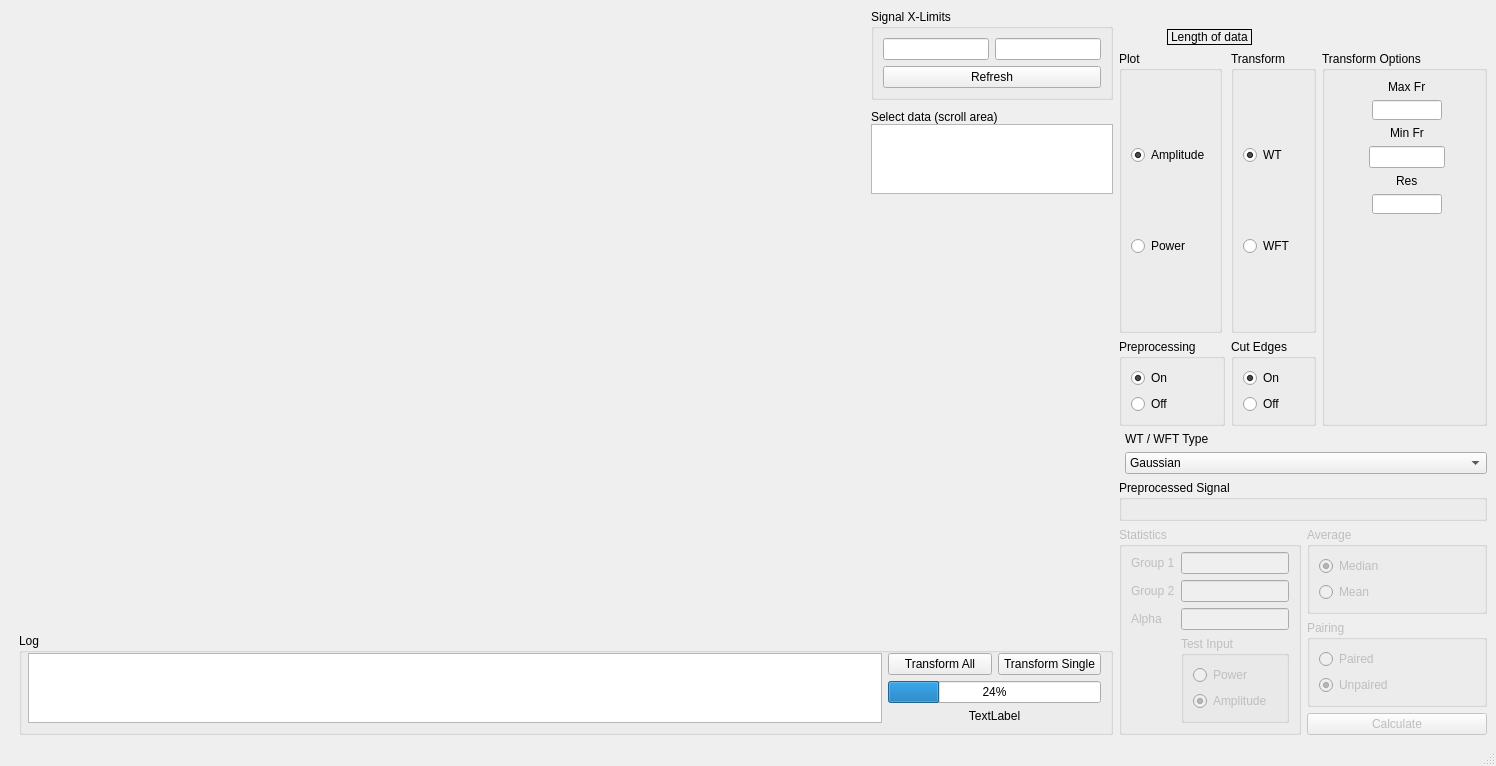
First picture: the form in res/layout/window_time_freq.ui, repository luphysics/PyMODA, before the edit.
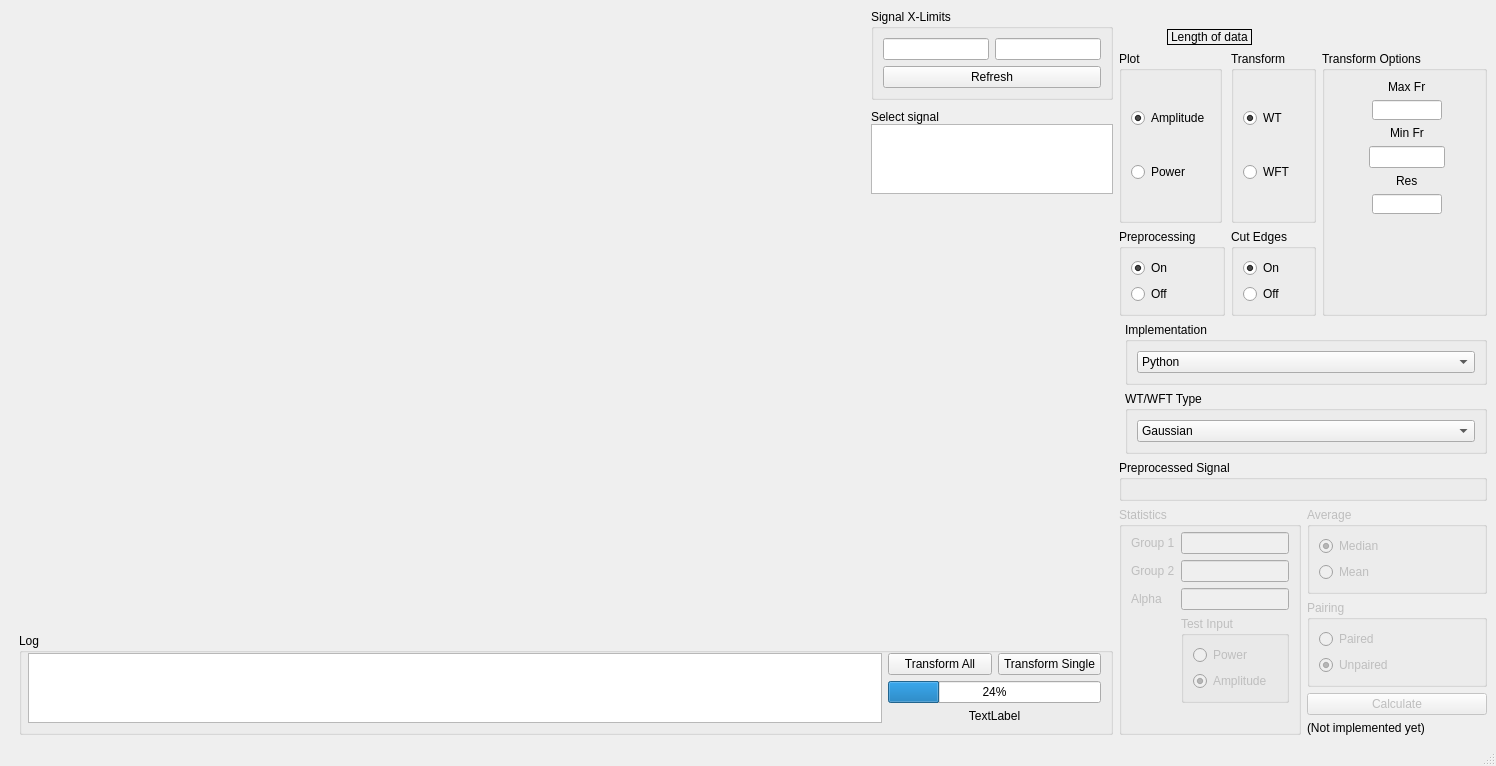
Second picture: the form after the edit. Custom widgets are drawn as their Qt base class.

Commit message: Add option to choose Python or Matlab impl in TFWindow

```diff
--- a/res/layout/window_time_freq.ui
+++ b/res/layout/window_time_freq.ui
@@ -54,7 +54,7 @@
               <item>
                <widget class="QLabel" name="label_2">
                 <property name="text">
-                 <string>Select data (scroll area)</string>
+                 <string>Select signal</string>
                 </property>
                </widget>
               </item>
@@ -281,16 +281,6 @@
             </item>
             <item row="1" column="1">
              <layout class="QGridLayout" name="gridLayout_9">
-              <item row="3" column="0">
-               <widget class="QPushButton" name="btn_stats">
-                <property name="enabled">
-                 <bool>false</bool>
-                </property>
-                <property name="text">
-                 <string>Calculate</string>
-                </property>
-               </widget>
-              </item>
               <item row="0" column="0">
                <widget class="QGroupBox" name="groupBox">
                 <property name="enabled">
@@ -349,6 +339,23 @@
                 </layout>
                </widget>
               </item>
+              <item row="3" column="0">
+               <widget class="QPushButton" name="btn_stats">
+                <property name="enabled">
+                 <bool>false</bool>
+                </property>
+                <property name="text">
+                 <string>Calculate</string>
+                </property>
+               </widget>
+              </item>
+              <item row="4" column="0">
+               <widget class="QLabel" name="label_7">
+                <property name="text">
+                 <string>(Not implemented yet)</string>
+                </property>
+               </widget>
+              </item>
              </layout>
             </item>
            </layout>
@@ -471,26 +478,6 @@
             </item>
            </layout>
           </item>
-          <item row="1" column="0" colspan="2">
-           <layout class="QFormLayout" name="formLayout_4">
-            <item row="0" column="1">
-             <widget class="QLabel" name="label_11">
-              <property name="text">
-               <string>WT / WFT Type</string>
-              </property>
-             </widget>
-            </item>
-            <item row="1" column="1">
-             <widget class="QComboBox" name="combo_window">
-              <item>
-               <property name="text">
-                <string>Gaussian</string>
-               </property>
-              </item>
-             </widget>
-            </item>
-           </layout>
-          </item>
           <item row="0" column="1">
            <widget class="QGroupBox" name="freqOptions">
             <property name="title">
@@ -584,6 +571,51 @@
             </layout>
            </widget>
           </item>
+          <item row="1" column="0" colspan="2">
+           <layout class="QFormLayout" name="formLayout_4">
+            <item row="0" column="1">
+             <widget class="QGroupBox" name="verticalGroupBox">
+              <property name="title">
+               <string>Implementation</string>
+              </property>
+              <layout class="QVBoxLayout" name="verticalLayout_12">
+               <item>
+                <widget class="QComboBox" name="combo_impl">
+                 <item>
+                  <property name="text">
+                   <string>Python</string>
+                  </property>
+                 </item>
+                 <item>
+                  <property name="text">
+                   <string>MATLAB</string>
+                  </property>
+                 </item>
+                </widget>
+               </item>
+              </layout>
+             </widget>
+            </item>
+            <item row="1" column="1">
+             <widget class="QGroupBox" name="verticalGroupBox">
+              <property name="title">
+               <string>WT/WFT Type</string>
+              </property>
+              <layout class="QVBoxLayout" name="verticalLayout_13">
+               <item>
+                <widget class="QComboBox" name="combo_window">
+                 <item>
+                  <property name="text">
+                   <string>Gaussian</string>
+                  </property>
+                 </item>
+                </widget>
+               </item>
+              </layout>
+             </widget>
+            </item>
+           </layout>
+          </item>
          </layout>
         </item>
        </layout>
```
The commit also changes 5 other files.
